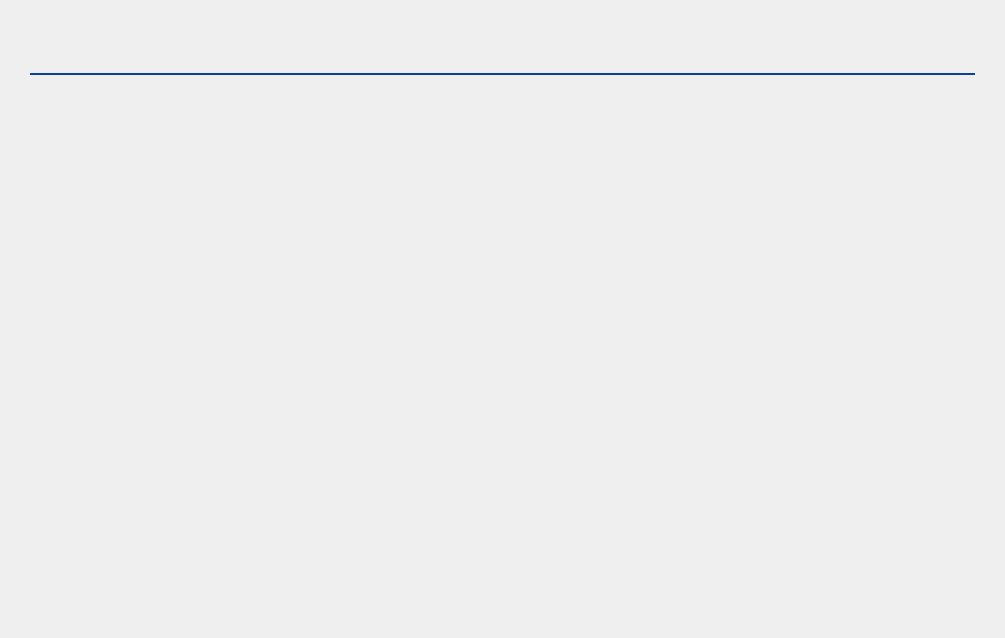
Old version of the form parsec/core/gui/forms/central_widget.ui in the repository Scille/parsec-cloud.
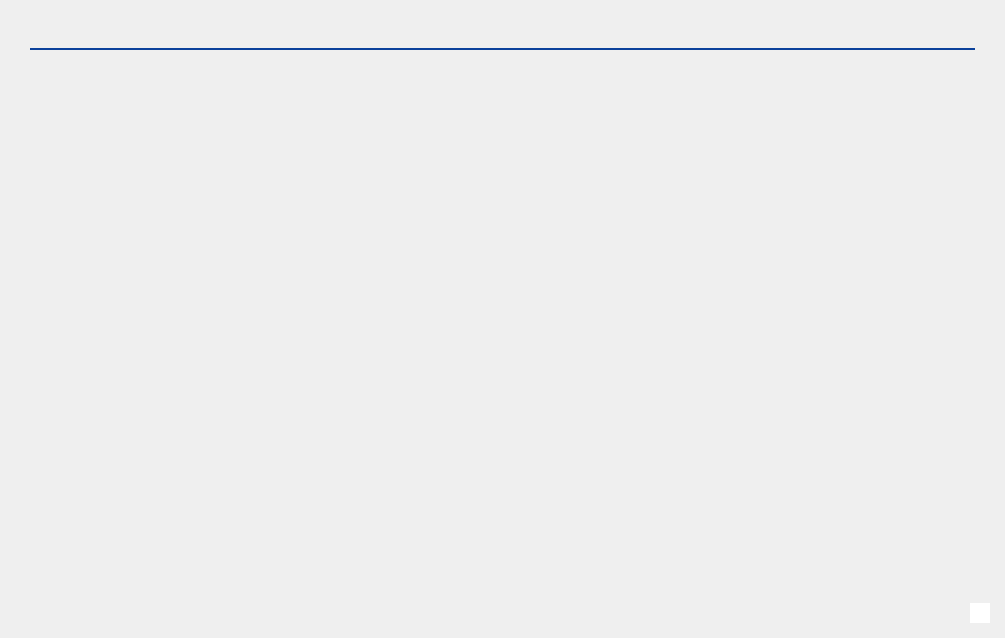
New version of the form. Icons and pictures are not drawn. Custom widgets are drawn as their Qt base class.

```diff
--- a/parsec/core/gui/forms/central_widget.ui
+++ b/parsec/core/gui/forms/central_widget.ui
@@ -75,7 +75,7 @@
           <enum>QLayout::SetMaximumSize</enum>
          </property>
          <property name="topMargin">
-          <number>15</number>
+          <number>10</number>
          </property>
          <item>
           <widget class="QWidget" name="widget_title" native="true">
@@ -84,7 +84,7 @@
              <number>30</number>
             </property>
             <property name="topMargin">
-             <number>20</number>
+             <number>0</number>
             </property>
             <property name="rightMargin">
              <number>30</number>
@@ -236,7 +236,7 @@
              <number>30</number>
             </property>
             <property name="bottomMargin">
-             <number>20</number>
+             <number>0</number>
             </property>
            </layout>
           </widget>
@@ -292,6 +292,9 @@
        <property name="spacing">
         <number>0</number>
        </property>
+       <property name="rightMargin">
+        <number>15</number>
+       </property>
        <property name="bottomMargin">
         <number>15</number>
        </property>
@@ -317,9 +320,10 @@
           </sizepolicy>
          </property>
          <property name="styleSheet">
-          <string notr="true">QWidget#widget_taskbar{
-            background-color: rgba(0, 0, 0, 0);
-          }</string>
+          <string notr="true">QWidget#widget_taskbar
+{
+background-color: rgb(255, 255, 255);
+}</string>
          </property>
          <layout class="QHBoxLayout" name="horizontalLayout_8">
           <property name="spacing">
```
